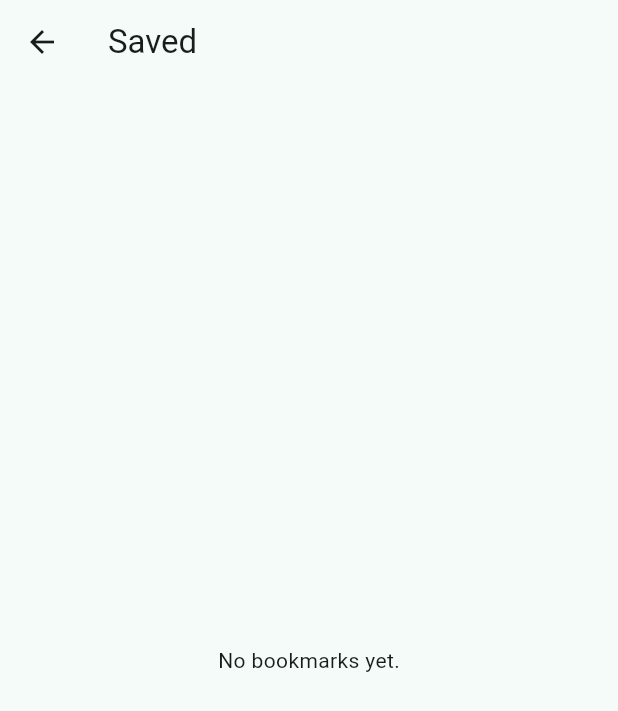
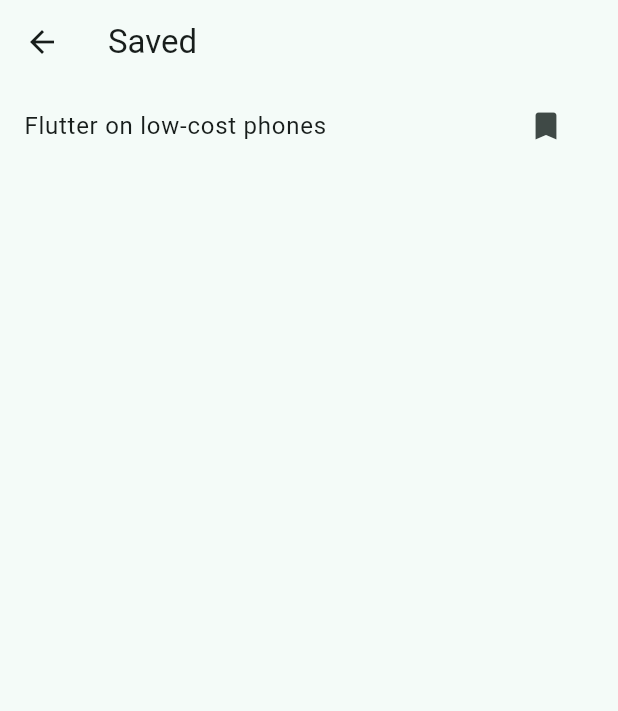
Before and after one commit to tsion875/mad-labs-UGR-6511-16, a Flutter app: the TalksPage screen opened directly, after a tap on the "bookmark outline" icon, after a tap on the "bookmarks" icon, on a phone screen of 412 x 824 dp. Shown: the top 711 px of the screen. Run offline on Flutter 3.47's test engine with Material 3 defaults, Android fonts, the phone set to English and light mode, and no system bars; our stand-ins replace flutter_riverpod, freezed_annotation, go_router, riverpod_annotation; generated files the repository leaves out were written again.

Commit message:
feat(week05): task 4 — bookmarks

```diff
--- a/week05/lib/exercises/bookmarks_design.dart
+++ b/week05/lib/exercises/bookmarks_design.dart
@@ -1,16 +1,3 @@
-// Lab Task 4 — Your own design: bookmarks.
-//
-// A small app with a list of talks. The requirement:
-//
-//   The bookmark count in the app bar, the icon on each talk and the
-//   Saved page always agree. A bookmark stays when the user opens Saved
-//   and comes back.
-//
-// Decide what the state is, where it lives and which widgets watch it.
-// Write your decisions in DECISIONS.md, then implement them.
-//
-// Run it:  flutter run -d chrome -t lib/exercises/bookmarks_design.dart
-// Test it: flutter test test/exercises/bookmarks_design_test.dart
 
 import 'package:flutter/material.dart';
 import 'package:flutter_riverpod/flutter_riverpod.dart';
@@ -22,6 +9,25 @@ class Talk {
 
   final String id;
   final String title;
+}
+
+// Shared app state: a set of bookmarked talk IDs.
+final bookmarkedTalkIdsProvider =
+    NotifierProvider<BookmarkedTalkIdsNotifier, Set<String>>(
+  BookmarkedTalkIdsNotifier.new,
+);
+
+class BookmarkedTalkIdsNotifier extends Notifier<Set<String>> {
+  @override
+  Set<String> build() => <String>{};
+
+  void toggle(String talkId) {
+    if (state.contains(talkId)) {
+      state = {...state}..remove(talkId);
+    } else {
+      state = {...state, talkId};
+    }
+  }
 }
 
 const talks = [
@@ -73,52 +79,68 @@ class TalksPage extends StatelessWidget {
   }
 }
 
-/// Keeps its own `_saved` flag, so no other widget can see it.
-class BookmarkButton extends StatefulWidget {
+// Watches the shared state and changes it when pressed.
+class BookmarkButton extends ConsumerWidget {
   const BookmarkButton({required this.talk, super.key});
 
   final Talk talk;
 
   @override
-  State<BookmarkButton> createState() => _BookmarkButtonState();
-}
+  Widget build(BuildContext context, WidgetRef ref) {
+    final saved = ref.watch(bookmarkedTalkIdsProvider);
+    final isSaved = saved.contains(talk.id);
 
-class _BookmarkButtonState extends State<BookmarkButton> {
-  // TODO(lab): Task 4 — this flag is local widget state. Decide what the
-  // shared state is and where it lives (DECISIONS.md), then change this
-  // widget, BookmarkCount and SavedPage so that all three agree.
-  bool _saved = false;
-
-  @override
-  Widget build(BuildContext context) {
     return IconButton(
-      tooltip: _saved ? 'Remove bookmark' : 'Bookmark',
-      icon: Icon(_saved ? Icons.bookmark : Icons.bookmark_border),
-      onPressed: () => setState(() => _saved = !_saved),
+      tooltip: isSaved ? 'Remove bookmark' : 'Bookmark',
+      icon: Icon(isSaved ? Icons.bookmark : Icons.bookmark_border),
+      onPressed: () {
+        ref.read(bookmarkedTalkIdsProvider.notifier).toggle(talk.id);
+      },
     );
   }
 }
 
-class BookmarkCount extends StatelessWidget {
+// Watches the shared state and displays its size.
+class BookmarkCount extends ConsumerWidget {
   const BookmarkCount({super.key});
 
   @override
-  Widget build(BuildContext context) {
-    // TODO(lab): Task 4 — show the real number of bookmarks.
-    return const Center(child: Text('Bookmarks: 0'));
+  Widget build(BuildContext context, WidgetRef ref) {
+    final saved = ref.watch(bookmarkedTalkIdsProvider);
+
+    return Center(
+      child: Padding(
+        padding: const EdgeInsets.symmetric(horizontal: 12),
+        child: Text('Bookmarks: ${saved.length}'),
+      ),
+    );
   }
 }
 
-class SavedPage extends StatelessWidget {
+// Watches the shared state and displays only bookmarked talks.
+class SavedPage extends ConsumerWidget {
   const SavedPage({super.key});
 
   @override
-  Widget build(BuildContext context) {
-    // TODO(lab): Task 4 — list the bookmarked talks, each with its
-    // BookmarkButton. Keep the empty text when there are none.
+  Widget build(BuildContext context, WidgetRef ref) {
+    final saved = ref.watch(bookmarkedTalkIdsProvider);
+    final savedTalks = talks
+        .where((talk) => saved.contains(talk.id))
+        .toList();
+
     return Scaffold(
       appBar: AppBar(title: const Text('Saved')),
-      body: const Center(child: Text('No bookmarks yet.')),
+      body: savedTalks.isEmpty
+          ? const Center(child: Text('No bookmarks yet.'))
+          : ListView(
+              children: [
+                for (final talk in savedTalks)
+                  ListTile(
+                    title: Text(talk.title),
+                    trailing: BookmarkButton(talk: talk),
+                  ),
+              ],
+            ),
     );
   }
 }
```
Also changed, not shown: 1 other file.
